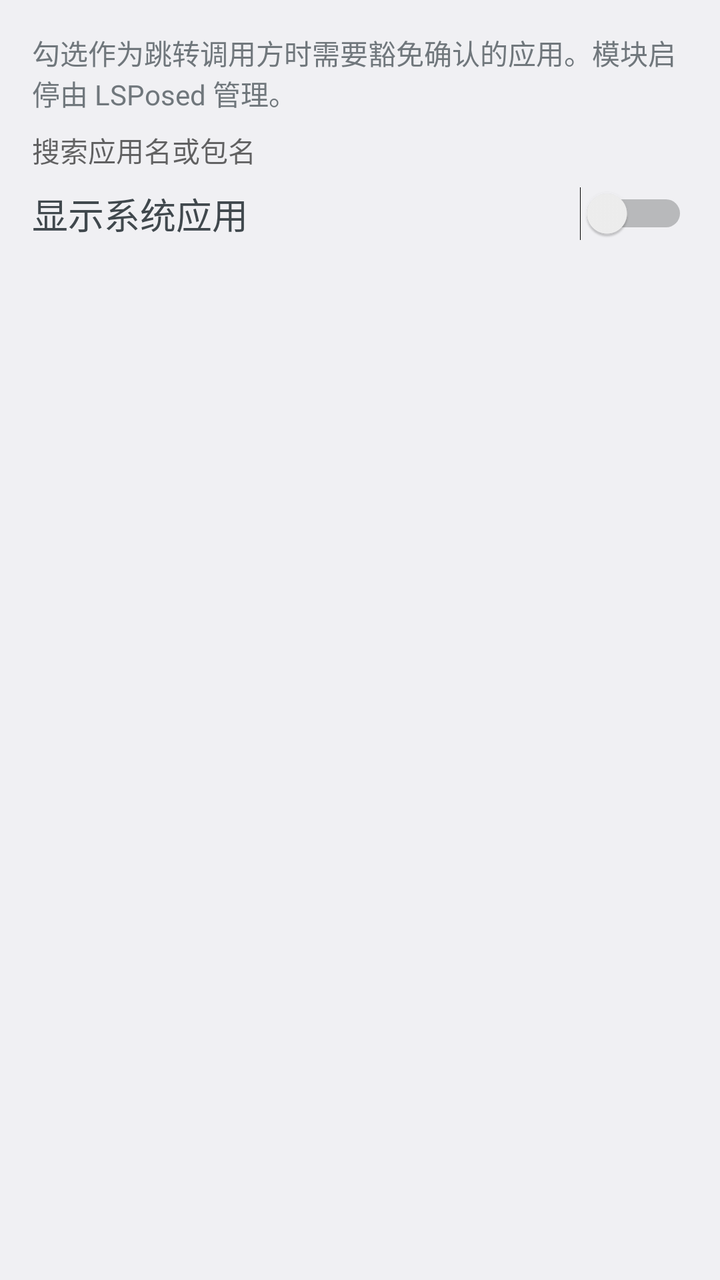
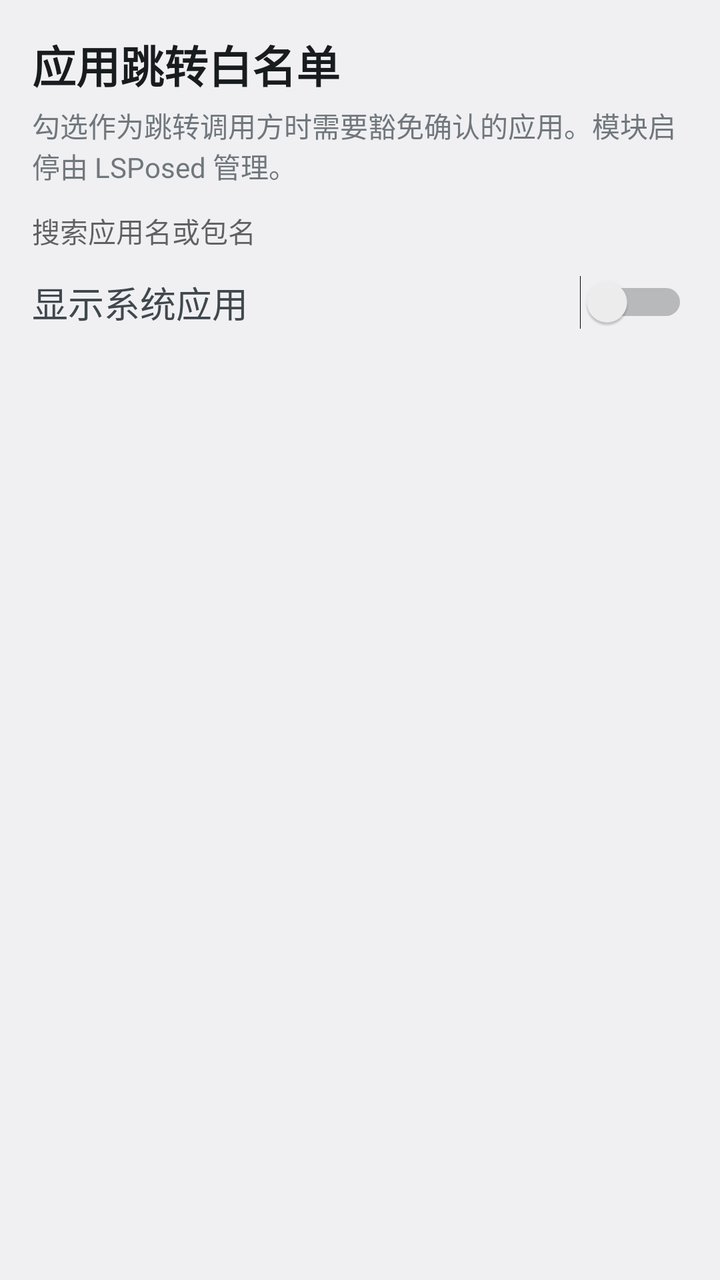

An Android layout rendered at two revisions. The XML below is the earlier revision; the diff shows what the commit changed to produce the second picture.
<!-- AndroidManifest.xml: application theme Theme.OplusJumpAllowlist -->
<!-- res/layout/activity_settings.xml -->
<?xml version="1.0" encoding="utf-8"?>
<LinearLayout xmlns:android="http://schemas.android.com/apk/res/android"
    android:layout_width="match_parent"
    android:layout_height="match_parent"
    android:orientation="vertical"
    android:padding="16dp">

    <TextView
        android:layout_width="match_parent"
        android:layout_height="wrap_content"
        android:paddingBottom="8dp"
        android:text="@string/settings_intro"
        android:textAppearance="?android:attr/textAppearanceSmall" />

    <EditText
        android:id="@+id/search_input"
        android:layout_width="match_parent"
        android:layout_height="wrap_content"
        android:hint="@string/search_apps_hint"
        android:imeOptions="actionSearch"
        android:inputType="text"
        android:maxLines="1" />

    <LinearLayout
        android:layout_width="match_parent"
        android:layout_height="wrap_content"
        android:gravity="center_vertical"
        android:orientation="horizontal"
        android:paddingTop="8dp"
        android:paddingBottom="8dp">

        <TextView
            android:layout_width="0dp"
            android:layout_height="wrap_content"
            android:layout_weight="1"
            android:text="@string/show_system_apps"
            android:textAppearance="?android:attr/textAppearanceMedium" />

        <Switch
            android:id="@+id/show_system_apps"
            android:layout_width="wrap_content"
            android:layout_height="wrap_content" />
    </LinearLayout>

    <TextView
        android:id="@+id/selected_count"
        android:layout_width="match_parent"
        android:layout_height="wrap_content"
        android:paddingBottom="8dp"
        android:textAppearance="?android:attr/textAppearanceSmall" />

    <FrameLayout
        android:layout_width="match_parent"
        android:layout_height="0dp"
        android:layout_weight="1">

        <ListView
            android:id="@+id/app_list"
            android:layout_width="match_parent"
            android:layout_height="match_parent"
            android:divider="?android:attr/listDivider"
            android:dividerHeight="1dp" />

        <TextView
            android:id="@+id/empty_view"
            android:layout_width="match_parent"
            android:layout_height="wrap_content"
            android:layout_gravity="center"
            android:gravity="center"
            android:text="@string/app_list_loading_empty"
            android:textAppearance="?android:attr/textAppearanceMedium"
            android:visibility="gone" />

        <ProgressBar
            android:id="@+id/loading"
            android:layout_width="wrap_content"
            android:layout_height="wrap_content"
            android:layout_gravity="center" />
    </FrameLayout>
</LinearLayout>
<!-- resources referenced by this layout -->
<resources>
  <string name="app_list_loading_empty">正在加载应用列表…</string>
  <string name="search_apps_hint">搜索应用名或包名</string>
  <string name="settings_intro">勾选作为跳转调用方时需要豁免确认的应用。模块启停由 LSPosed 管理。</string>
  <string name="show_system_apps">显示系统应用</string>
  <style name="Theme.OplusJumpAllowlist" parent="@android:style/Theme.DeviceDefault.Light.DarkActionBar" />
</resources>

<!-- the commit's change to res/layout/activity_settings.xml (unified diff, before → after) -->
@@ -2,18 +2,28 @@
 <LinearLayout xmlns:android="http://schemas.android.com/apk/res/android"
     android:layout_width="match_parent"
     android:layout_height="match_parent"
+    android:fitsSystemWindows="true"
     android:orientation="vertical"
     android:padding="16dp">
 
     <TextView
         android:layout_width="match_parent"
         android:layout_height="wrap_content"
-        android:paddingBottom="8dp"
+        android:paddingBottom="4dp"
+        android:text="@string/settings_title"
+        android:textAppearance="?android:attr/textAppearanceLarge"
+        android:textStyle="bold" />
+
+    <TextView
+        android:layout_width="match_parent"
+        android:layout_height="wrap_content"
+        android:paddingBottom="12dp"
         android:text="@string/settings_intro"
         android:textAppearance="?android:attr/textAppearanceSmall" />
 
     <EditText
         android:id="@+id/search_input"
+        android:layout_marginBottom="4dp"
         android:layout_width="match_parent"
         android:layout_height="wrap_content"
         android:hint="@string/search_apps_hint"
<!-- resource entries referenced after the edit -->
@@ -3,7 +3,8 @@
   <string name="app_list_loading_empty">正在加载应用列表…</string>
   <string name="search_apps_hint">搜索应用名或包名</string>
   <string name="settings_intro">勾选作为跳转调用方时需要豁免确认的应用。模块启停由 LSPosed 管理。</string>
+  <string name="settings_title">应用跳转白名单</string>
   <string name="show_system_apps">显示系统应用</string>
-  <style name="Theme.OplusJumpAllowlist" parent="@android:style/Theme.DeviceDefault.Light.DarkActionBar" />
+  <style name="Theme.OplusJumpAllowlist" parent="@android:style/Theme.DeviceDefault.Light.NoActionBar" />
 </resources>
 
